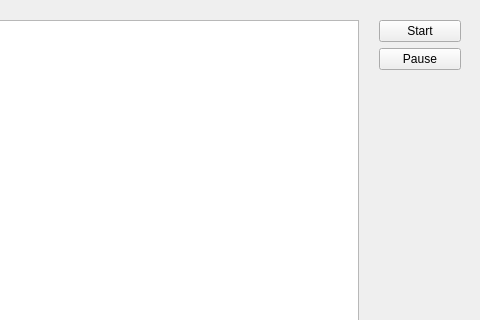
First picture: the form in mainwindow.ui, repository bartols/TetrisQt, before the edit; both pictures show x 271 to 751 and y 0 to 320 of the 751 by 522 pixel window.
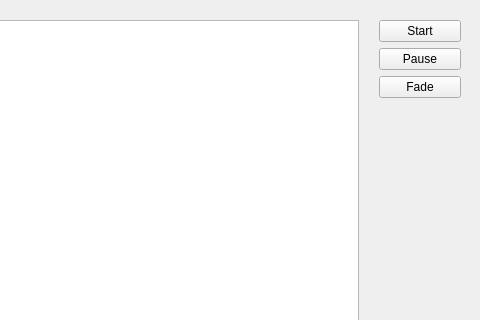
Second picture: the form after the edit.

Commit message: Conflict detection, fadeOut

Diff of the .ui file:
```diff
--- a/mainwindow.ui
+++ b/mainwindow.ui
@@ -54,6 +54,13 @@
        </property>
       </widget>
      </item>
+     <item>
+      <widget class="QPushButton" name="pushButton_4">
+       <property name="text">
+        <string>Fade</string>
+       </property>
+      </widget>
+     </item>
      <item>
       <spacer name="verticalSpacer">
        <property name="orientation">
```
The commit also changes 9 other files.
